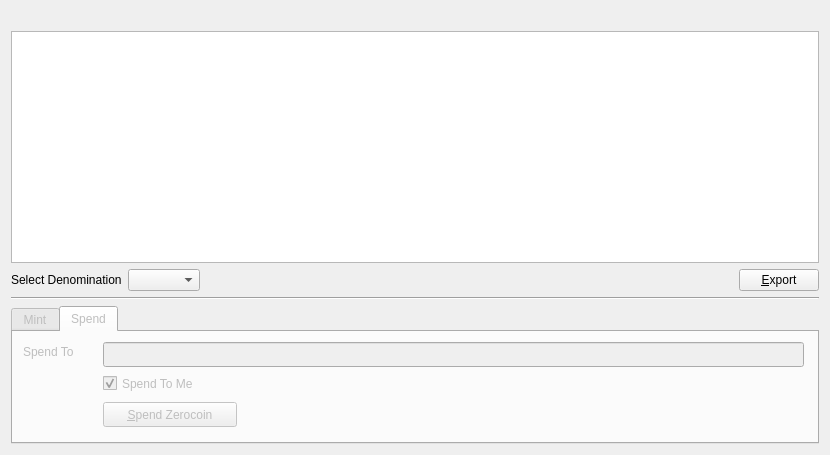
This is src/qt/forms/zerocoinpage.ui in xinam-is-not-a-miner/GravityCoin as Qt 5 draws it before an edit. The edited form follows.
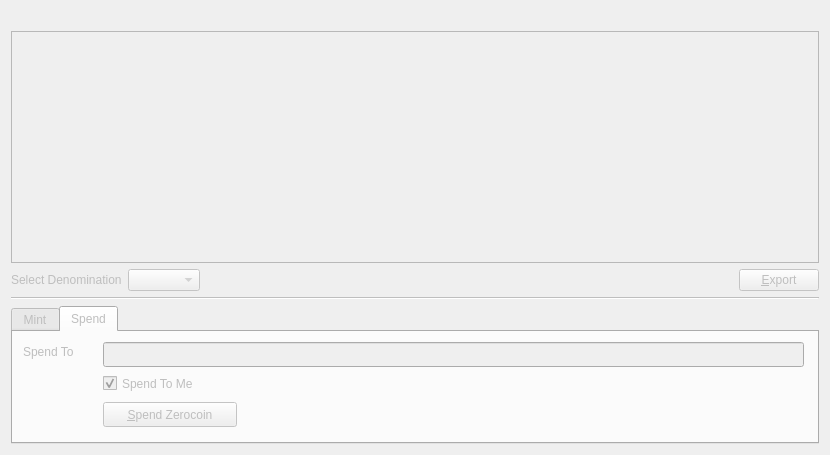
This is the edited form. The open tabs and pages were chosen to show the change. Icons and pictures are not drawn.

Commit message: re check

What changed in the file:
```diff
--- a/src/qt/forms/zerocoinpage.ui
+++ b/src/qt/forms/zerocoinpage.ui
@@ -3,7 +3,7 @@
  <class>ZerocoinPage</class>
  <widget class="QWidget" name="ZerocoinPage">
   <property name="enabled">
-   <bool>true</bool>
+   <bool>false</bool>
   </property>
   <property name="geometry">
    <rect>
```
Left out of the diff: 2 changed lines with no effect on the pictures.
